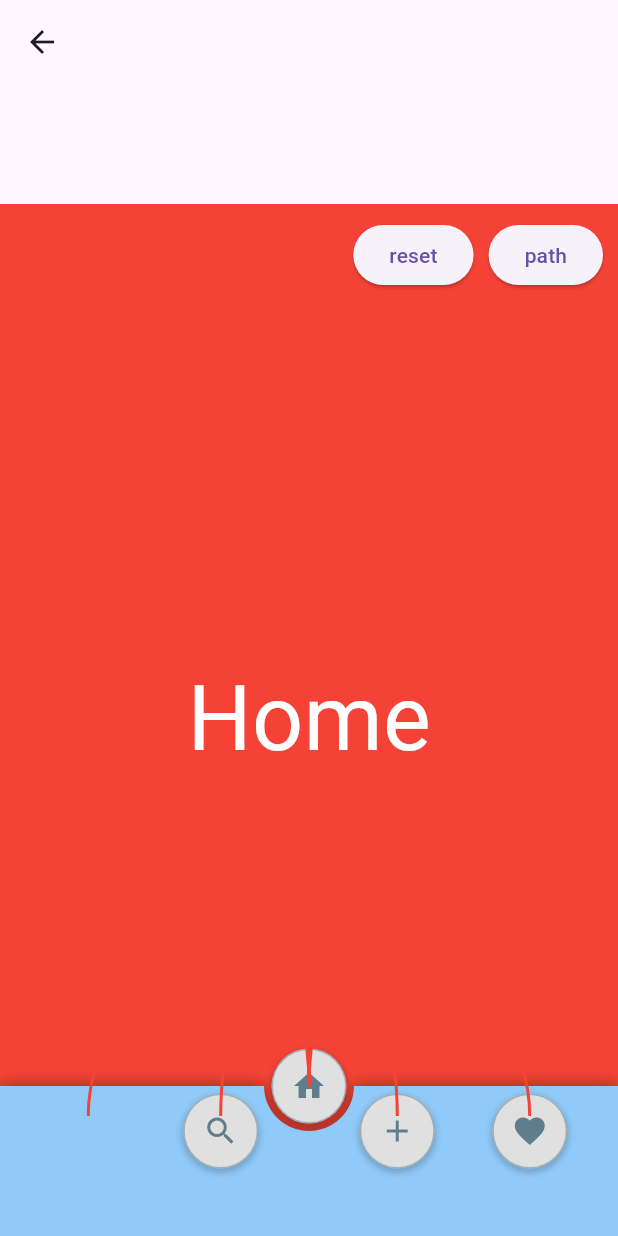
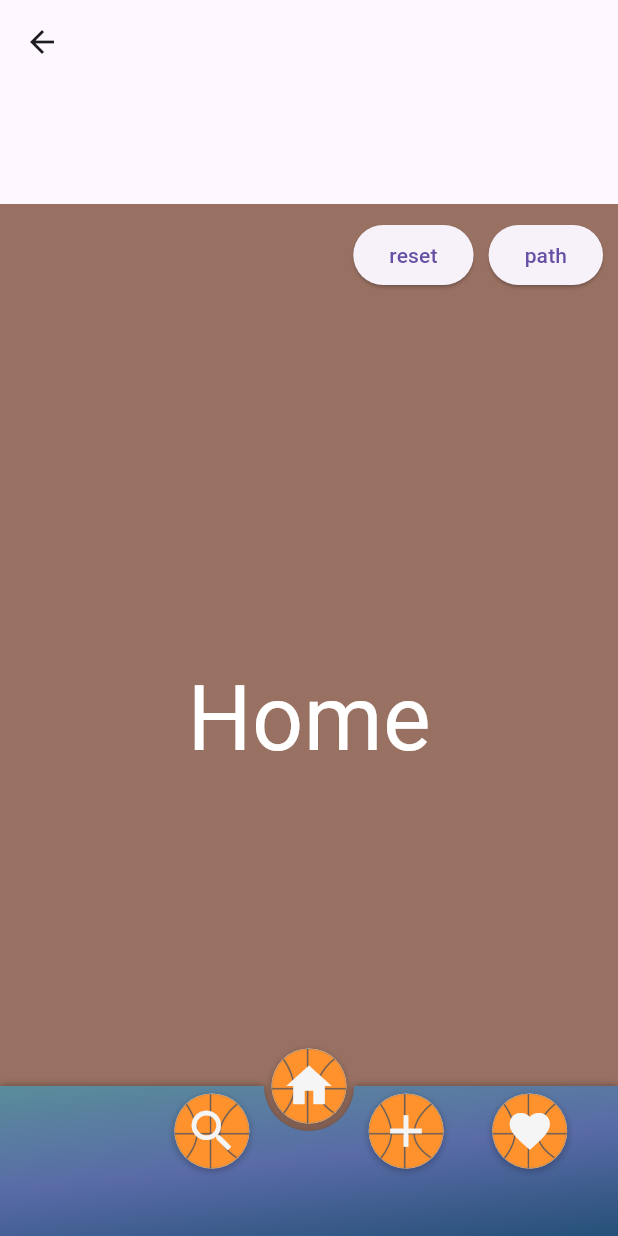
Before and after one commit to shogoisaji/ui_playground2, a Flutter app: the BottomNavPage screen opened by its route, item 2 of the bottom bar chosen, after a tap on the "home" icon, on a phone screen of 412 x 824 dp. Run offline on Flutter 3.47's test engine with Material 3 defaults, Android fonts, the light colour scheme and no system bars; our stand-ins replace easy_refresh, go_router, image_picker, rive, stacked.

Commit message:
✨  Add basketball ver.

```diff
--- a/lib/pages/bottom_nav_page.dart
+++ b/lib/pages/bottom_nav_page.dart
@@ -39,16 +39,20 @@ class _BottomNavPageState extends State<BottomNavPage> {
             BottomNav(
               navItems: [
                 NavItem(
-                    icon: const Icon(Icons.home, color: Colors.blueGrey),
+                    icon:
+                        Icon(Icons.home, color: Colors.grey.shade100, size: 36),
                     onTap: () {}),
                 NavItem(
-                    icon: const Icon(Icons.search, color: Colors.blueGrey),
+                    icon: Icon(Icons.search,
+                        color: Colors.grey.shade100, size: 36),
                     onTap: () {}),
                 NavItem(
-                    icon: const Icon(Icons.add, color: Colors.blueGrey),
+                    icon:
+                        Icon(Icons.add, color: Colors.grey.shade100, size: 36),
                     onTap: () {}),
                 NavItem(
-                    icon: const Icon(Icons.favorite, color: Colors.blueGrey),
+                    icon: Icon(Icons.favorite,
+                        color: Colors.grey.shade100, size: 32),
                     onTap: () {}),
               ],
             ),
@@ -62,17 +66,17 @@ class _BottomNavPageState extends State<BottomNavPage> {
 class CusotomCurve extends Curve {
   final strength = 5.0;
   double _bounce(double t) {
-    if (t < 1.0 / 2.75) {
+    if (t < 1.2 / 2.75) {
       return 7.4 * t * t;
-    } else if (t < 2.2 / 2.75) {
-      t -= 1.25 / 2.75;
-      return 7.4 * t * t + 0.96;
+    } else if (t < 2.0 / 2.75) {
+      t -= 1.05 / 2.75;
+      return 7.4 * t * t + 0.95;
     } else if (t < 2.5 / 2.75) {
-      t -= 2.2 / 2.75;
+      t -= 1.5 / 2.75;
       return 7.4 * t * t + 0.97;
     }
-    t -= 2.625 / 2.75;
-    return 7.4 * t * t + 0.98;
+    t -= 2.2 / 2.75;
+    return 7.4 * t * t + 0.99;
   }
 
   @override
@@ -102,16 +106,118 @@ class _BottomNavState extends State<BottomNav> with TickerProviderStateMixin {
   List<Offset> _initialItemsOffsetList = List.filled(4, Offset.zero);
   final List<Offset> _itemsOffsetList = List.filled(4, Offset.zero);
   int _pushedIndex = 0;
-  bool isShowPath = true;
+  bool isShowPath = false;
   double moveProgress = 0.0;
 
-  Path createPath(double width, Offset position) {
-    const strength = 100.0;
-    final p1 = Offset(position.dx, 0.8 * -strength);
+  Path createPath(double width, Offset position, int index) {
+    const strength = 60.0;
+    final p1 = Offset(position.dx, 0.3 * -strength);
     final p2 = Offset(width / 2, 1.5 * -strength);
     final p3 = Offset(width / 2, 0);
+
+    final p01 = Offset(position.dx, 0.8 * -strength);
+    final p02 = Offset(position.dx + width / 5, 1.5 * -strength);
+    final p03 = Offset(position.dx + width / 5, -_itemWidth / 2.2);
+
+    final p04 = Offset(position.dx + width / 5, 0.7 * -strength);
+    final p05 = Offset(width / 2, 1.5 * -strength);
+    final p06 = Offset(width / 2, 0);
+
+    final p11 = Offset(position.dx, 1.0 * -strength);
+    final p12 = Offset(width / 2.3, -strength / 2);
+    final p13 = Offset(width / 2.2, -_itemWidth / 2.8);
+
+    final p14 = Offset(width / 2.1, -strength * 0.8);
+    final p15 = Offset(width / 2, 0.3 * -strength);
+    final p16 = Offset(width / 2, 0);
+
+    final p21 = Offset(position.dx, 2.0 * -strength);
+    final p22 = Offset(width / 2.3, -strength / 2);
+    final p23 = Offset(width / 2.2, -_itemWidth / 2.8);
+
+    final p24 = Offset(width / 2.1, -strength * 0.8);
+    final p25 = Offset(width / 2, 1.5 * -strength);
+    final p26 = Offset(width / 2, 0);
+
+    final p31 = Offset(position.dx, 0.8 * -strength);
+    final p32 = Offset(width - 20, -strength);
+    final p33 = Offset(width - _itemWidth / 2.8, -strength);
+
+    final p34 = Offset(width - _itemWidth / 2.8, -strength * 2);
+    final p35 = Offset(width / 2, 1.5 * -strength);
+    final p36 = Offset(width / 2, 0);
     final path = Path();
     path.moveTo(position.dx, position.dy);
+
+    if (index == 0) {
+      path.cubicTo(
+        p01.dx,
+        p01.dy,
+        p02.dx,
+        p02.dy,
+        p03.dx,
+        p03.dy,
+      );
+      path.cubicTo(
+        p04.dx,
+        p04.dy,
+        p05.dx,
+        p05.dy,
+        p06.dx,
+        p06.dy,
+      );
+    } else if (index == 1) {
+      path.cubicTo(
+        p11.dx,
+        p11.dy,
+        p12.dx,
+        p12.dy,
+        p13.dx,
+        p13.dy,
+      );
+      path.cubicTo(
+        p14.dx,
+        p14.dy,
+        p15.dx,
+        p15.dy,
+        p16.dx,
+        p16.dy,
+      );
+    } else if (index == 2) {
+      path.cubicTo(
+        p21.dx,
+        p21.dy,
+        p22.dx,
+        p22.dy,
+        p23.dx,
+        p23.dy,
+      );
+      path.cubicTo(
+        p24.dx,
+        p24.dy,
+        p25.dx,
+        p25.dy,
+        p26.dx,
+        p26.dy,
+      );
+    } else if (index == 3) {
+      path.cubicTo(
+        p31.dx,
+        p31.dy,
+        p32.dx,
+        p32.dy,
+        p33.dx,
+        p33.dy,
+      );
+      path.cubicTo(
+        p34.dx,
+        p34.dy,
+        p35.dx,
+        p35.dy,
+        p36.dx,
+        p36.dy,
+      );
+    } else {
       path.cubicTo(
         p1.dx,
         p1.dy,
@@ -120,6 +226,8 @@ class _BottomNavState extends State<BottomNav> with TickerProviderStateMixin {
         p3.dx,
         p3.dy,
       );
+    }
+
     return path;
   }
 
@@ -154,7 +262,7 @@ class _BottomNavState extends State<BottomNav> with TickerProviderStateMixin {
 
     _controller = AnimationController(
       vsync: this,
-      duration: const Duration(milliseconds: 700),
+      duration: const Duration(milliseconds: 1200),
     );
     _animation = CurvedAnimation(
       parent: _controller,
@@ -177,14 +285,14 @@ class _BottomNavState extends State<BottomNav> with TickerProviderStateMixin {
       setState(() {
         _initialItemsOffsetList = [
           Offset(w / 7, _height / 5),
-          Offset(w * 2.5 / 7, _height / 5),
-          Offset(w * 4.5 / 7, _height / 5),
+          Offset(w * 2.4 / 7, _height / 5),
+          Offset(w * 4.6 / 7, _height / 5),
           Offset(w * 6 / 7, _height / 5),
         ];
       });
       for (int i = 0; i < _navItems.length; i++) {
         _navItems[i] = _navItems[i].copyWith(
-          path: createPath(w, _initialItemsOffsetList[i]),
+          path: createPath(w, _initialItemsOffsetList[i], i),
         );
       }
       for (int i = 0; i < _navItems.length; i++) {
@@ -222,14 +330,14 @@ class _BottomNavState extends State<BottomNav> with TickerProviderStateMixin {
                 controller: _pageController,
                 children: [
                   Container(
-                    color: Colors.red,
+                    color: const Color.fromARGB(255, 153, 113, 99),
                     child: const Center(
                       child: Text('Home',
                           style: TextStyle(color: Colors.white, fontSize: 60)),
                     ),
                   ),
                   Container(
-                      color: Colors.green,
+                      color: Colors.indigo,
                       child: const Center(
                         child: Text(
                           'Search',
@@ -237,14 +345,14 @@ class _BottomNavState extends State<BottomNav> with TickerProviderStateMixin {
                         ),
                       )),
                   Container(
-                    color: Colors.blue,
+                    color: const Color.fromARGB(255, 69, 195, 217),
                     child: const Center(
                       child: Text('Add',
                           style: TextStyle(color: Colors.white, fontSize: 60)),
                     ),
                   ),
                   Container(
-                    color: Colors.yellow,
+                    color: const Color.fromARGB(255, 187, 206, 79),
                     child: const Center(
                       child: Text('Favorite',
                           style: TextStyle(color: Colors.white, fontSize: 60)),
@@ -260,7 +368,7 @@ class _BottomNavState extends State<BottomNav> with TickerProviderStateMixin {
               painter: BottomNavStagePainter(
                 itemWidth: _itemWidth,
                 height: _height,
-                color: Colors.blue.shade200,
+                color: Colors.green.shade400,
               ),
               size: Size(w, _height),
             ),
@@ -314,10 +422,14 @@ class _BottomNavState extends State<BottomNav> with TickerProviderStateMixin {
                   width: _itemWidth,
                   height: _itemWidth,
                   decoration: BoxDecoration(
+                    image: const DecorationImage(
+                      image: AssetImage('assets/images/ball.png'),
+                      fit: BoxFit.cover,
+                    ),
                     color: Colors.grey.shade300,
                     shape: BoxShape.circle,
                     border: Border.all(
-                      color: Colors.blueGrey.withOpacity(0.5),
+                      color: Colors.blueGrey.withOpacity(0.2),
                       width: 1.0,
                     ),
                     boxShadow: [
@@ -325,7 +437,7 @@ class _BottomNavState extends State<BottomNav> with TickerProviderStateMixin {
                         color: Colors.black.withOpacity(0.2),
                         blurRadius: 3.0,
                         spreadRadius: 1.0,
-                        offset: const Offset(0, 2),
+                        offset: const Offset(0, 1.5),
                       ),
                     ],
                   ),
@@ -370,14 +482,25 @@ class BottomNavStagePainter extends CustomPainter {
   void paint(Canvas canvas, Size size) {
     const double itemWidthOffsetValue = 5;
     final paint = Paint()
-      ..color = color
+      ..shader = const LinearGradient(
+        colors: [
+          Color.fromARGB(255, 90, 152, 150),
+          Color.fromARGB(255, 89, 107, 167),
+          Color.fromARGB(255, 22, 72, 105),
+          // Color.fromARGB(255, 52, 195, 190),
+          // Color.fromARGB(255, 52, 187, 155),
+          // Color.fromARGB(255, 16, 115, 129),
+        ],
+        begin: Alignment(-0.1, -1.9),
+        end: Alignment(0.0, 1.9),
+      ).createShader(Rect.fromLTRB(0, 0, size.width, size.height))
       ..style = PaintingStyle.fill
       ..strokeWidth = 4.0;
 
     final shadowPaint = Paint()
       ..color = Colors.black.withOpacity(0.4)
       ..style = PaintingStyle.fill
-      ..maskFilter = const MaskFilter.blur(BlurStyle.normal, 6);
+      ..maskFilter = const MaskFilter.blur(BlurStyle.normal, 3);
 
     var path = Path();
     path.moveTo(0, 2 * height);
@@ -409,7 +532,7 @@ class ItemOrbitPainter extends CustomPainter {
   @override
   void paint(Canvas canvas, Size size) {
     final paint = Paint()
-      ..color = Colors.red
+      ..color = Colors.black
       ..style = PaintingStyle.stroke
       ..strokeWidth = 2.0;
 
```
Also changed, not shown: assets/images/ball.png (added), 3 other files. Lines whose indentation alone changed are shown as unchanged.
